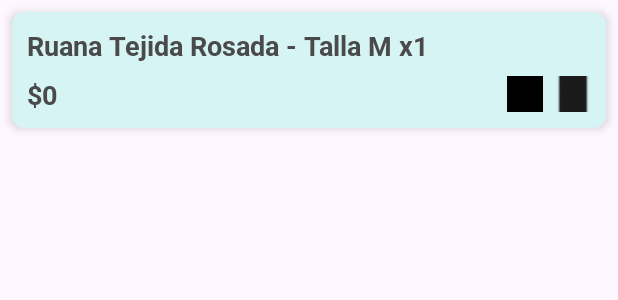
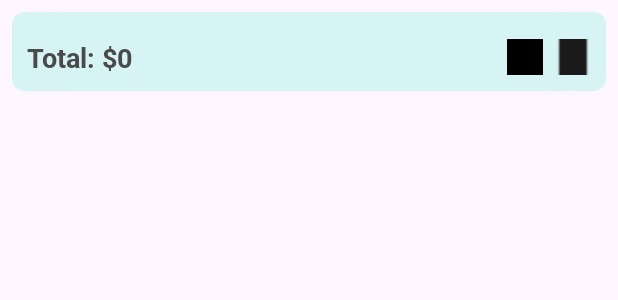
Before and after one commit to andresfsanchez74/Gujaturas, an Android app: the layout item_venta.xml on its own in the app's theme, with its tools: preview values and no code run, on a phone screen of 412 x 824 dp. Shown: the top 300 px of the screen. Run offline under Robolectric (Android 15) with nearby library versions, the phone set to English and light mode, and no system bars.

```diff
--- a/app/src/main/res/layout/item_venta.xml
+++ b/app/src/main/res/layout/item_venta.xml
@@ -1,3 +1,4 @@
+<?xml version="1.0" encoding="utf-8"?>
 <androidx.cardview.widget.CardView xmlns:android="http://schemas.android.com/apk/res/android"
     xmlns:app="http://schemas.android.com/apk/res-auto"
     android:layout_width="match_parent"
@@ -13,7 +14,7 @@
         android:orientation="vertical"
         android:padding="10dp">
 
-        <!-- Nombre del Producto, Talla y Cantidad-->
+        <!-- Este TextView se ocultará mediante código pero lo mantenemos para compatibilidad -->
         <TextView
             android:id="@+id/tvNombreTallaCantidadProducto"
             android:layout_width="wrap_content"
@@ -21,15 +22,17 @@
             android:text="Ruana Tejida Rosada - Talla M x1"
             android:textSize="18sp"
             android:fontFamily="@font/roboto_bold"
-            android:textColor="@color/gris_oscuro" />
+            android:textColor="@color/gris_oscuro"
+            android:visibility="gone" />
 
+        <!-- Contenedor de productos -->
         <LinearLayout
             android:id="@+id/containerProductos"
             android:layout_width="match_parent"
             android:layout_height="wrap_content"
             android:orientation="vertical"/>
 
-        <!-- Precio de Venta y Botones Editar/Borrar en la misma fila -->
+        <!-- Precio Total y Botones Editar/Borrar en la misma fila -->
         <LinearLayout
             android:layout_width="match_parent"
             android:layout_height="wrap_content"
@@ -37,12 +40,12 @@
             android:gravity="end"
             android:layout_marginTop="8dp">
 
-            <!-- Precio de Venta -->
+            <!-- Precio Total de Venta -->
             <TextView
                 android:id="@+id/tvPrecioVenta"
                 android:layout_width="wrap_content"
                 android:layout_height="wrap_content"
-                android:text="$0"
+                android:text="Total: $0"
                 android:textSize="18sp"
                 android:fontFamily="@font/roboto_bold"
                 android:textColor="@color/gris_oscuro"
@@ -62,7 +65,8 @@
                     android:layout_width="24dp"
                     android:layout_height="24dp"
                     android:src="@drawable/icono_editar"
-                    android:contentDescription="Editar venta" />
+                    android:contentDescription="Editar venta"
+                    android:background="@android:color/transparent" />
 
                 <ImageButton
                     android:id="@+id/btnBorrarVenta"
@@ -70,10 +74,9 @@
                     android:layout_height="24dp"
                     android:src="@drawable/icono_borrar"
                     android:layout_marginStart="8dp"
-                    android:contentDescription="Borrar venta" />
+                    android:contentDescription="Borrar venta"
+                    android:background="@android:color/transparent" />
             </LinearLayout>
-
         </LinearLayout>
-
     </LinearLayout>
 </androidx.cardview.widget.CardView>
```
Also changed, not shown: app/src/main/java/com/example/gujaturas/VentaAdapter.kt (+11 -12 lines), app/src/main/res/layout/item_producto_en_venta.xml (added, +18 -0 lines).
